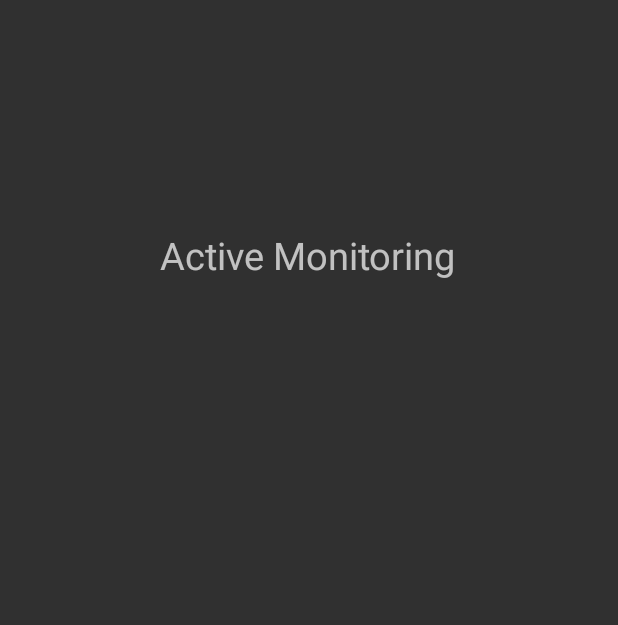
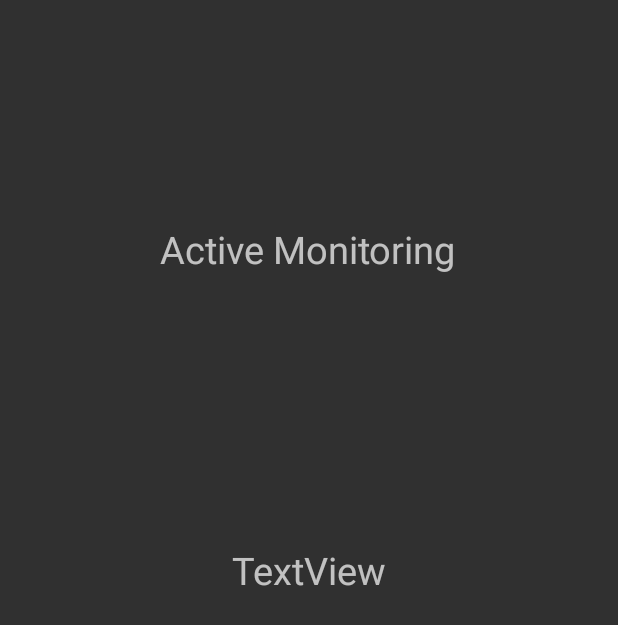
Before and after one commit to rakshithsinghgm/Pet_Care, an Android app: the layout activity_active_monitoring.xml on its own in the app's theme, with its tools: preview values and no code run, on a phone screen of 412 x 824 dp. Shown: the top 625 px of the screen. Run offline under Robolectric (Android 15) with nearby library versions, the phone set to English and light mode, and no system bars.

Commit message:
Finished Active Monitoring activity plus updated db update func

```diff
--- a/PetCareFinal/mobile/src/main/res/layout/activity_active_monitoring.xml
+++ b/PetCareFinal/mobile/src/main/res/layout/activity_active_monitoring.xml
@@ -11,16 +11,26 @@
         android:layout_width="282dp"
         android:layout_height="94dp"
         android:layout_marginStart="64dp"
-        android:layout_marginTop="60dp"
-        android:layout_marginEnd="65dp"
-        android:layout_marginBottom="577dp"
+        android:layout_marginTop="102dp"
+        android:layout_marginBottom="535dp"
         android:text="Active Monitoring"
         android:textAlignment="center"
         android:textSize="25sp"
         app:layout_constraintBottom_toBottomOf="parent"
-        app:layout_constraintEnd_toEndOf="parent"
-        app:layout_constraintHorizontal_bias="0.0"
         app:layout_constraintStart_toStartOf="parent"
-        app:layout_constraintTop_toTopOf="parent"
-        app:layout_constraintVertical_bias="1.0" />
+        app:layout_constraintTop_toTopOf="parent" />
+
+    <TextView
+        android:id="@+id/result"
+        android:layout_width="345dp"
+        android:layout_height="171dp"
+        android:layout_marginStart="33dp"
+        android:layout_marginTop="316dp"
+        android:layout_marginBottom="244dp"
+        android:text="TextView"
+        android:textAlignment="center"
+        android:textSize="25sp"
+        app:layout_constraintBottom_toBottomOf="parent"
+        app:layout_constraintStart_toStartOf="parent"
+        app:layout_constraintTop_toTopOf="parent" />
 </androidx.constraintlayout.widget.ConstraintLayout>
```
Also changed, not shown: PetCareFinal/mobile/src/main/java/com/example/pet_care_final/ActiveMonitoringActivity.java (+100 -1 lines), PetCareFinal/mobile/src/main/java/com/example/pet_care_final/PetCareJobService.java (+39 -7 lines).
